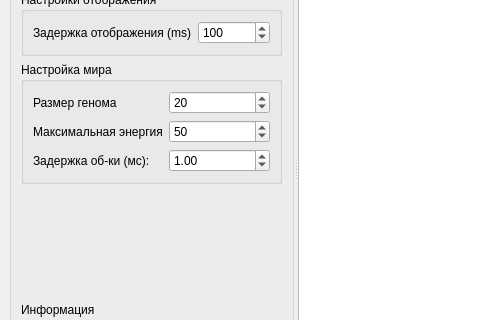
The window that mainwindow.ui (TomasGlgg/QGenetic) describes before a commit, drawn with Qt 5; both pictures show x 0 to 480 and y 130 to 450 of the 800 by 600 pixel window.
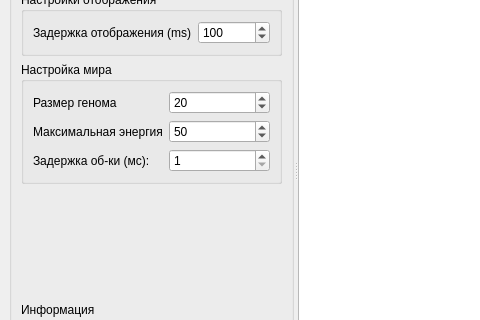
The same window after the commit.

```diff
--- a/mainwindow.ui
+++ b/mainwindow.ui
@@ -147,12 +147,15 @@
             </widget>
            </item>
            <item row="2" column="1">
-            <widget class="QDoubleSpinBox" name="process_delay">
+            <widget class="QSpinBox" name="process_delay">
+             <property name="minimum">
+              <number>1</number>
+             </property>
              <property name="maximum">
-              <double>1000.000000000000000</double>
+              <number>1000</number>
              </property>
              <property name="value">
-              <double>1.000000000000000</double>
+              <number>1</number>
              </property>
             </widget>
            </item>
```
